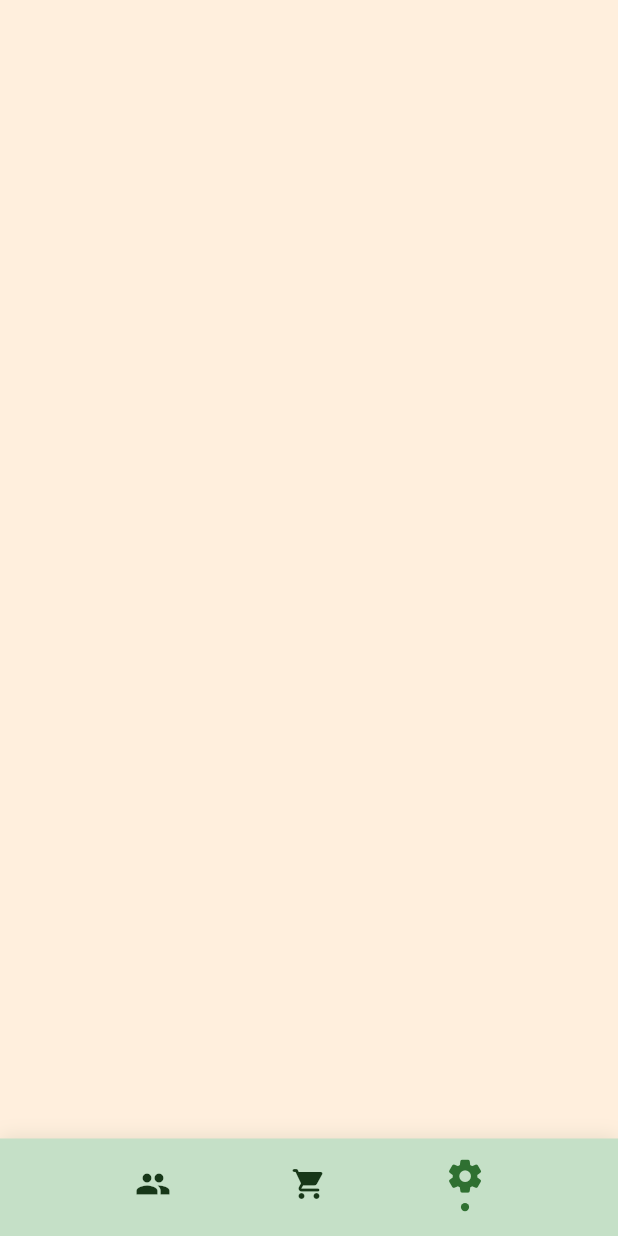
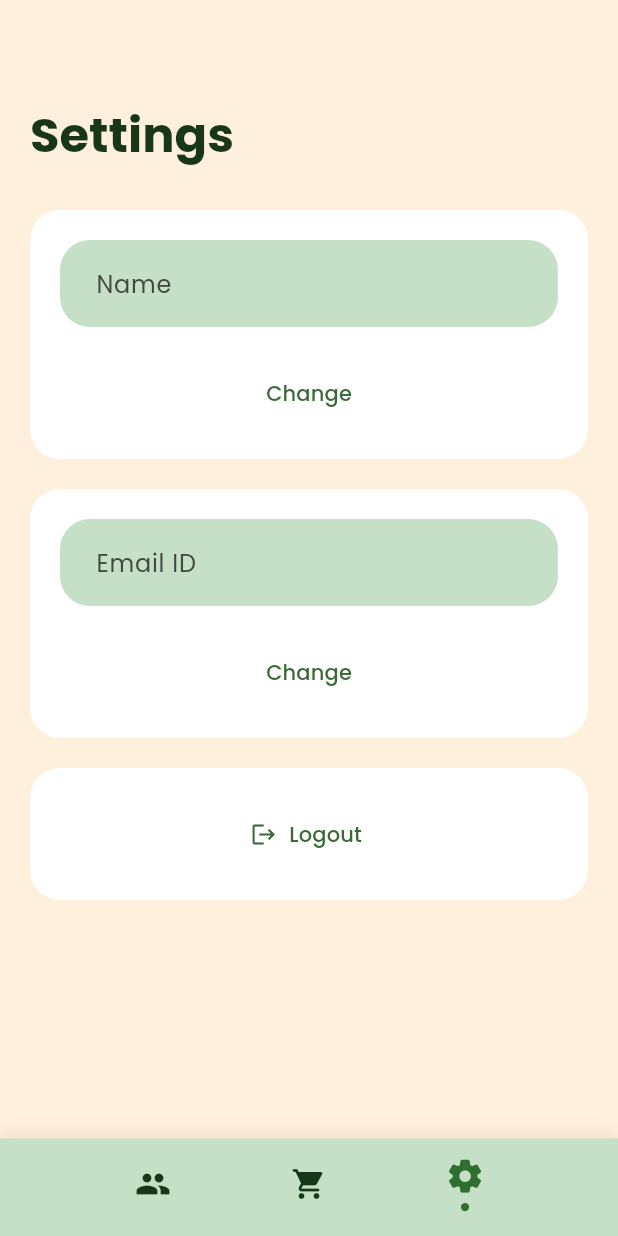
Before and after one commit to RohitEdathil/Splitee, a Flutter app: the HomeScreen screen opened directly, swiped to page 3, on a phone screen of 412 x 824 dp. Run offline on Flutter 3.47's test engine with Material 2 defaults, Android fonts, the light colour scheme and no system bars; our stand-ins replace flutter_spinkit, google_fonts, lottie, qr_flutter, shared_preferences; missing offline and left inert: qr_code_scanner; accounts and stored records are empty; network calls fail.

Commit message:
Create bill layout + edit user

```diff
--- a/sp_frontend/lib/auth/login_screen.dart
+++ b/sp_frontend/lib/auth/login_screen.dart
@@ -53,7 +53,7 @@ class _LoginScreenState extends State<LoginScreen> {
               }
             else
               {
-                Navigator.of(context).pushReplacementNamed('/home'),
+                Navigator.of(context).pushReplacementNamed('/'),
               }
           });
     } else {
--- a/sp_frontend/lib/components/custom_input.dart
+++ b/sp_frontend/lib/components/custom_input.dart
@@ -4,10 +4,12 @@ class CustomInput extends StatelessWidget {
   final bool isPassword;
   final String hintText;
   final Color color;
+  final TextInputType keyboardType;
   final TextEditingController controller;
   const CustomInput(
       {Key? key,
       this.isPassword = false,
+      this.keyboardType = TextInputType.text,
       required this.controller,
       required this.hintText,
       required this.color})
@@ -20,6 +22,7 @@ class CustomInput extends StatelessWidget {
       child: TextField(
         controller: controller,
         obscureText: isPassword,
+        keyboardType: keyboardType,
         decoration: InputDecoration(
             hintText: hintText,
             border: OutlineInputBorder(
--- /dev/null
+++ b/sp_frontend/lib/components/option_button.dart
@@ -0,0 +1,21 @@
+import 'package:flutter/material.dart';
+import 'package:sp_frontend/components/white_padded_container.dart';
+
+class OptionButton extends StatelessWidget {
+  final String text;
+  final IconData icon;
+  final VoidCallback onPressed;
+  const OptionButton({
+    super.key,
+    required this.text,
+    required this.icon,
+    required this.onPressed,
+  });
+
+  @override
+  Widget build(BuildContext context) {
+    return WhitePaddedContainer(
+        child: TextButton.icon(
+            onPressed: onPressed, icon: Icon(icon), label: Text(text)));
+  }
+}
--- /dev/null
+++ b/sp_frontend/lib/components/white_padded_container.dart
@@ -0,0 +1,20 @@
+import 'package:flutter/material.dart';
+
+class WhitePaddedContainer extends StatelessWidget {
+  final Widget child;
+  const WhitePaddedContainer({super.key, required this.child});
+
+  @override
+  Widget build(BuildContext context) {
+    return Container(
+      padding: const EdgeInsets.all(20),
+      margin: const EdgeInsets.symmetric(vertical: 10),
+      width: double.infinity,
+      decoration: BoxDecoration(
+        color: Colors.white,
+        borderRadius: BorderRadius.circular(20),
+      ),
+      child: child,
+    );
+  }
+}
--- a/sp_frontend/lib/group/components/payment_card.dart
+++ b/sp_frontend/lib/group/components/payment_card.dart
@@ -1,7 +1,6 @@
 import 'package:flutter/material.dart';
 import 'package:sp_frontend/components/user_display.dart';
 import 'package:sp_frontend/group/group_modal.dart';
-import 'package:sp_frontend/theme/colors.dart';
 
 class PaymentCard extends StatelessWidget {
   final Payment payment;
--- a/sp_frontend/lib/group/views/balances_view.dart
+++ b/sp_frontend/lib/group/views/balances_view.dart
@@ -1,9 +1,7 @@
 import 'package:flutter/material.dart';
-import 'package:sp_frontend/components/user_display.dart';
 import 'package:sp_frontend/group/components/balance_card.dart';
 import 'package:sp_frontend/group/components/view_common.dart';
 import 'package:sp_frontend/group/group_modal.dart';
-import 'package:sp_frontend/user/user_modal.dart';
 import 'package:sp_frontend/util/empty.dart';
 
 class BalancesView extends StatelessWidget {
--- a/sp_frontend/lib/home/components/group_card.dart
+++ b/sp_frontend/lib/home/components/group_card.dart
@@ -1,5 +1,4 @@
 import 'package:flutter/material.dart';
-import 'package:provider/provider.dart';
 import 'package:sp_frontend/group/group_modal.dart';
 import 'package:sp_frontend/theme/colors.dart';
 
--- a/sp_frontend/lib/home/home_screen.dart
+++ b/sp_frontend/lib/home/home_screen.dart
@@ -3,8 +3,9 @@ import 'package:sp_frontend/components/custom_bottom_sheet.dart';
 import 'package:sp_frontend/group/add_group_sheet.dart';
 
 import 'package:sp_frontend/home/components/nav_bar.dart';
+import 'package:sp_frontend/home/views/settings_view.dart';
 import 'package:sp_frontend/theme/colors.dart';
-import 'package:sp_frontend/home/group_view.dart';
+import 'package:sp_frontend/home/views/group_view.dart';
 
 class HomeScreen extends StatefulWidget {
   const HomeScreen({super.key});
@@ -77,7 +78,7 @@ class _HomeScreenState extends State<HomeScreen> {
         children: [
           const GroupView(),
           Container(),
-          Container(),
+          const SettingsView(),
         ],
       ),
       bottomNavigationBar: HomeNavigation(
--- /dev/null
+++ b/sp_frontend/lib/home/views/settings_view.dart
@@ -0,0 +1,136 @@
+import 'package:flutter/material.dart';
+import 'package:flutter_spinkit/flutter_spinkit.dart';
+import 'package:provider/provider.dart';
+import 'package:sp_frontend/auth/auth_provider.dart';
+import 'package:sp_frontend/components/custom_input.dart';
+import 'package:sp_frontend/components/option_button.dart';
+import 'package:sp_frontend/components/screen_title.dart';
+import 'package:sp_frontend/components/white_padded_container.dart';
+import 'package:sp_frontend/theme/colors.dart';
+import 'package:sp_frontend/user/user_provider.dart';
+
+class SettingsView extends StatefulWidget {
+  const SettingsView({super.key});
+
+  @override
+  State<SettingsView> createState() => _SettingsViewState();
+}
+
+class _SettingsViewState extends State<SettingsView> {
+  final _nameController = TextEditingController();
+  final _emailController = TextEditingController();
+
+  bool _doneOnce = false;
+
+  bool _changingName = false;
+  bool _changingEmail = false;
+
+  void _changeName(BuildContext context) async {
+    final user = context.read<UserProvider>();
+
+    final newName = _nameController.text;
+    if (newName.isEmpty || newName == user.currentUser!.name) return;
+
+    setState(() {
+      _changingName = true;
+    });
+
+    await user.changeName(newName);
+
+    await user.reload();
+
+    setState(() {
+      _changingName = false;
+    });
+  }
+
+  void _changeEmail(BuildContext context) async {
+    final user = context.read<UserProvider>();
+
+    final newEmail = _emailController.text;
+    if (newEmail.isEmpty || newEmail == user.currentUser!.email) return;
+
+    setState(() {
+      _changingEmail = true;
+    });
+
+    await user.changeEmail(newEmail);
+
+    await user.reload();
+
+    setState(() {
+      _changingEmail = false;
+    });
+  }
+
+  void _logout(BuildContext context) {
+    final auth = context.read<AuthProvider>();
+
+    auth.logOut();
+
+    Navigator.of(context).pushNamed('/');
+  }
+
+  @override
+  Widget build(BuildContext context) {
+    final user = context.read<UserProvider>().currentUser!;
+
+    if (!_doneOnce) {
+      _nameController.text = user.name;
+      _emailController.text = user.email;
+      _doneOnce = true;
+    }
+    return SingleChildScrollView(
+      child: Padding(
+        padding: const EdgeInsets.only(
+            top: 70.0, left: 20.0, right: 20.0, bottom: 64.0),
+        child: Column(
+          crossAxisAlignment: CrossAxisAlignment.start,
+          children: [
+            const ScreenTitle(title: "Settings"),
+            WhitePaddedContainer(
+                child: Column(
+              children: [
+                CustomInput(
+                    controller: _nameController,
+                    hintText: "Name",
+                    color: Palette.alphaLight),
+                _changingName
+                    ? const SpinKitPulse(
+                        color: Palette.alpha,
+                        size: 48,
+                      )
+                    : TextButton(
+                        onPressed: () => _changeName(context),
+                        child: const Text("Change"),
+                      )
+              ],
+            )),
+            WhitePaddedContainer(
+                child: Column(
+              children: [
+                CustomInput(
+                    controller: _emailController,
+                    hintText: "Email ID",
+                    color: Palette.alphaLight),
+                _changingEmail
+                    ? const SpinKitPulse(
+                        color: Palette.alpha,
+                        size: 48,
+                      )
+                    : TextButton(
+                        onPressed: () => _changeEmail(context),
+                        child: const Text("Change"),
+                      )
+              ],
+            )),
+            OptionButton(
+                text: "Logout",
+                icon: Icons.logout,
+                onPressed: () => _logout(context))
+          ],
+        ),
+      ),
+    );
+  }
+}
--- a/sp_frontend/lib/theme/page_transition.dart
+++ b/sp_frontend/lib/theme/page_transition.dart
@@ -12,7 +12,11 @@ Route pageTransition(RouteSettings settings,
 
         return routes[settings.name]!(context);
       },
-      transitionsBuilder: (context, animation, secondaryAnimation, child) {
+      transitionsBuilder: transitionMaker,
+    );
+
+Widget transitionMaker(BuildContext context, Animation<double> animation,
+    Animation<double> secondaryAnimation, Widget child) {
   final tween = Tween(begin: const Offset(0, 1.0), end: Offset.zero)
       .chain(CurveTween(curve: Curves.ease));
   return FadeTransition(
@@ -22,5 +26,4 @@ Route pageTransition(RouteSettings settings,
       child: child,
     ),
   );
-      },
-    );
+}
--- a/sp_frontend/lib/user/user_provider.dart
+++ b/sp_frontend/lib/user/user_provider.dart
@@ -17,4 +17,12 @@ class UserProvider extends ChangeNotifier {
       notifyListeners();
     }
   }
+
+  Future<void> changeName(String newName) async {
+    await client.put("user", {"name": newName});
+  }
+
+  Future<void> changeEmail(String newEmail) async {
+    await client.put("user", {"email": newEmail});
+  }
 }
```
Also changed, not shown: sp_frontend/lib/bill/bill_create_screen.dart (added, +144 -0 lines), sp_frontend/lib/bill/bill_view.dart (added, +18 -0 lines), sp_frontend/lib/bill/components/add_from_group.dart (added, +51 -0 lines), sp_frontend/lib/group/group_screen.dart (+28 -0 lines), sp_frontend/lib/group/views/options_view.dart (+2 -38 lines), sp_frontend/lib/home/views/group_view.dart (renamed from sp_frontend/lib/home/group_view.dart). Lines whose indentation alone changed are shown as unchanged.
